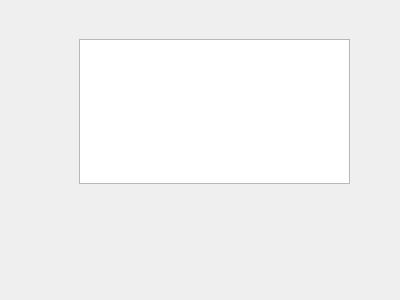
This is ui/codeeditor.ui in xxr0ss/pyQEditor as Qt 5 draws it before an edit. The edited form follows.
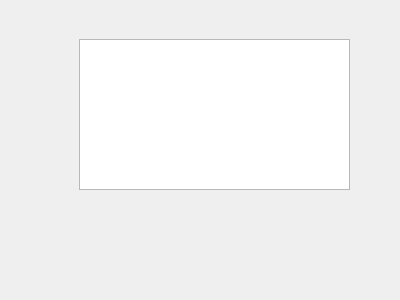
This is the edited form. Custom widgets are drawn as their Qt base class.

What changed in the file:
```diff
--- a/ui/codeeditor.ui
+++ b/ui/codeeditor.ui
@@ -23,6 +23,12 @@
     </rect>
    </property>
    <layout class="QVBoxLayout" name="editorVLayout">
+    <property name="spacing">
+     <number>0</number>
+    </property>
+    <property name="sizeConstraint">
+     <enum>QLayout::SetMaximumSize</enum>
+    </property>
     <item>
      <widget class="EditingArea" name="plainTextEdit"/>
     </item>
@@ -38,6 +44,12 @@
    <extends>QPlainTextEdit</extends>
    <header>editingArea</header>
   </customwidget>
+  <customwidget>
+   <class>EditorStatusBar</class>
+   <extends>QWidget</extends>
+   <header>editorStatusBar</header>
+   <container>1</container>
+  </customwidget>
  </customwidgets>
  <resources/>
  <connections/>
```
Left out of the diff: 4 changed lines with no effect on the pictures.
